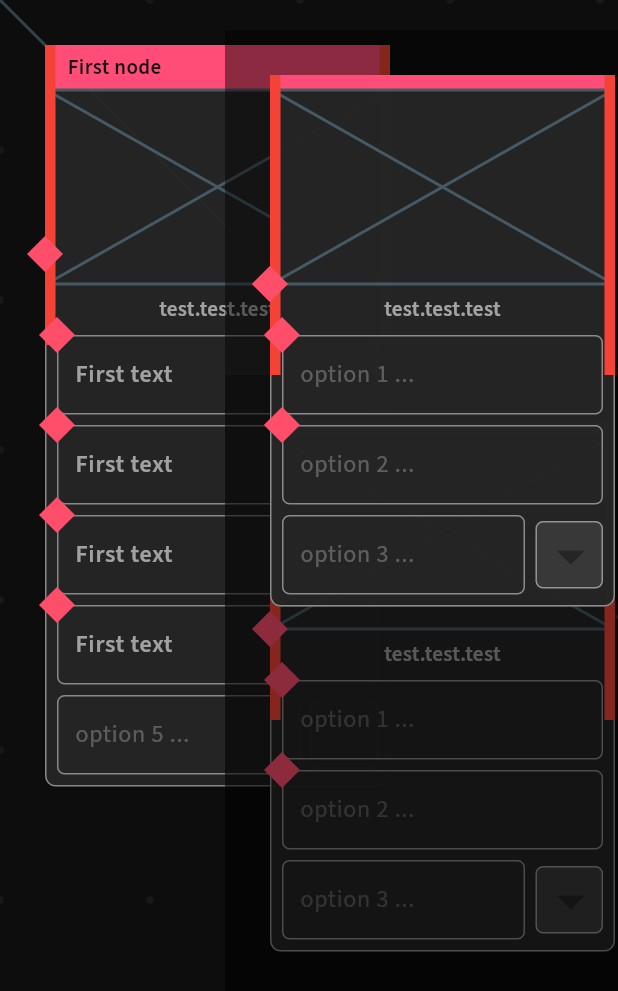
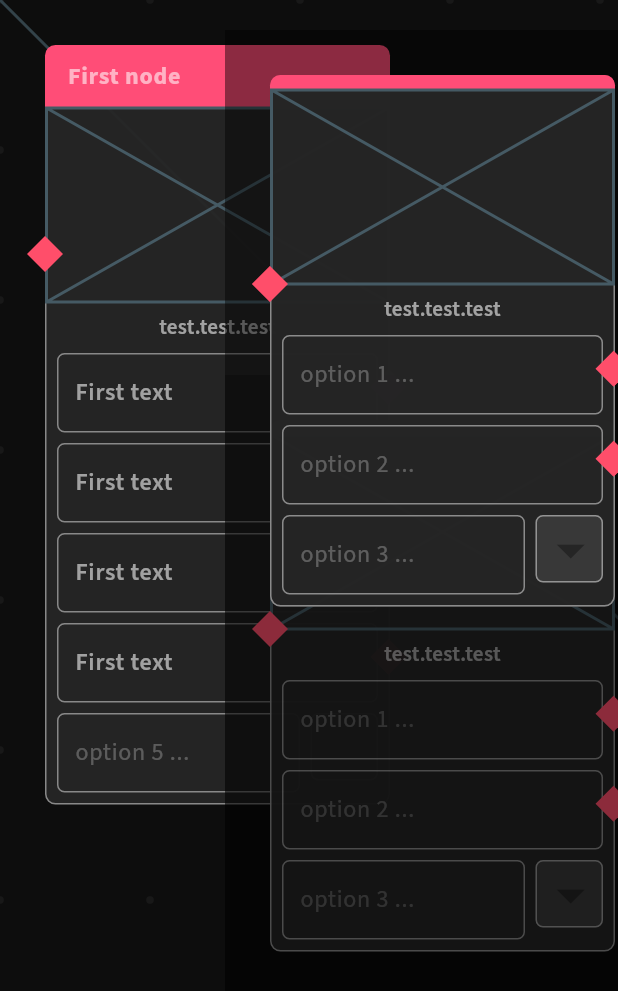
Before and after one commit to k-pasta/Nutria_FMV_Maker, a Flutter app: the screen it shows after launch, on a phone screen of 412 x 824 dp. Shown: the top 991 px of the screen. Run offline on Flutter 3.47's test engine with Material 3 defaults, Android fonts, the phone set to English and light mode, and no system bars; our stand-ins replace fc_native_video_thumbnail; missing offline and left inert: dart:ffi, file_selector, menu_bar, tmp_path; generated files the repository leaves out were written again.

Commit message:
Base node layout complete
need to debug jumping knots and simplify

```diff
--- a/nutria_fmv_maker/lib/custom_widgets/video_node.dart
+++ b/nutria_fmv_maker/lib/custom_widgets/video_node.dart
@@ -27,6 +27,8 @@ class _VideoNodeState extends State<VideoNode> {
   double _intendedWidth = UiStaticProperties.nodeDefaultWidth;
   GlobalKey _parentKey = GlobalKey(); // Key for the Positioned parent
   final List<GlobalKey> _childKeys = []; // Key for the Child
+  final TextEditingController _nameTextEditingController =
+      TextEditingController();
 
   @override
   void initState() {
@@ -111,15 +113,29 @@ class _VideoNodeState extends State<VideoNode> {
                                       theme.dPanelBorderRadius)),
                               color: theme.cSwatches[videoNodeData.swatch],
                             ),
-                            child: Container(
-                              alignment: Alignment.centerLeft,
-                              child: videoNodeData.nodeName != null
-                                  ? Text(
-                                      videoNodeData.nodeName!,
-                                      style:
-                                          TextStyle(color: theme.cBackground),
-                                    )
-                                  : Container(),
+                            child: IgnorePointer(
+                              child: Container(
+                                alignment: Alignment.centerLeft,
+                                child: videoNodeData.nodeName != null
+                                    ? TextField(
+                                        controller: _nameTextEditingController
+                                          ..text = videoNodeData.nodeName!,
+                                        style: TextStyle(
+                                          color: theme.cText,
+                                          fontVariations: [
+                                            FontVariation('wght', 700)
+                                          ],
+                                        ),
+                                        decoration: InputDecoration(
+                                          isDense: true,
+                                          border: InputBorder.none,
+                                        ),
+                                        onSubmitted: (newValue) {
+                                          // nodesProvider.updateNodeName(videoNodeData.id, newValue);
+                                        },
+                                      )
+                                    : Container(),
+                              ),
                             ),
                           ),
                           //Main node background
@@ -188,7 +204,9 @@ class _VideoNodeState extends State<VideoNode> {
                                           return Column(
                                             children: [
                                               Row(
-                                                key: _childKeys[index],
+                                                crossAxisAlignment:
+                                                    CrossAxisAlignment.start,
+                                                // key: _childKeys[index],
                                                 children: [
                                                   Expanded(
                                                     child: NutriaTextfield(
@@ -228,6 +246,20 @@ class _VideoNodeState extends State<VideoNode> {
                                                       },
                                                     ),
                                                   ],
+                                                  Column(
+                                                    children: [
+                                                      SizedBox(
+                                                        width: 0,
+                                                        height: theme
+                                                                .dButtonHeight /
+                                                            2,
+                                                      ),
+                                                      SizedBox(
+                                                        width: 0,
+                                                        key: _childKeys[index],
+                                                      ),
+                                                    ],
+                                                  )
                                                 ],
                                               ),
                                               if (!isLast)
@@ -289,9 +321,13 @@ class _VideoNodeState extends State<VideoNode> {
                                               },
                                               child: Container(
                                                 height: itemWidth <
-                                                        theme.dButtonHeight
+                                                        theme.dButtonHeight *
+                                                            2 /
+                                                            3
                                                     ? itemWidth
-                                                    : theme.dButtonHeight,
+                                                    : theme.dButtonHeight *
+                                                        2 /
+                                                        3,
                                                 width: itemWidth,
                                                 margin: EdgeInsets.zero,
                                                 decoration: BoxDecoration(
@@ -356,12 +392,16 @@ class _VideoNodeState extends State<VideoNode> {
 
                         nodesProvider.updateNodeWidth(
                             videoNodeData.id, _currentWidth);
+                        WidgetsBinding.instance.addPostFrameCallback((_) {
+                          setState(() {});
+                        });
                       },
                       onPanEnd: (details) {
                         _intendedWidth = _currentWidth;
                       },
                       child: Container(
-                        color: Colors.red,
+                        color: Colors
+                            .transparent, //needs this in order to detect gestures
                       ),
                     ),
                   ),
@@ -388,12 +428,17 @@ class _VideoNodeState extends State<VideoNode> {
                             videoNodeData.id, _currentWidth);
                         nodesProvider.updateNodePosition(
                             videoNodeData.id, _dragPosition);
+                        setState(() {});
+                        WidgetsBinding.instance.addPostFrameCallback((_) {
+                          setState(() {});
+                        });
                       },
                       onPanEnd: (details) {
                         _intendedWidth = _currentWidth;
                       },
                       child: Container(
-                        color: Colors.red,
+                        color: Colors
+                            .transparent, //needs this in order to detect gestures
                       ),
                     ),
                   ),
@@ -413,7 +458,8 @@ class _VideoNodeState extends State<VideoNode> {
                   if (!isLast) {
                     return Knot(
                       offset: _getContainerPositionRelativeToParent(
-                          _childKeys[index]),
+                              _childKeys[index]) +
+                          Offset(theme.dPanelBorderRadius, 0),
                     );
                   } else {
                     return Container();
--- a/nutria_fmv_maker/lib/providers/nodes_provider.dart
+++ b/nutria_fmv_maker/lib/providers/nodes_provider.dart
@@ -50,8 +50,6 @@ class NodesProvider extends ChangeNotifier {
 
   String? activeNodeId;
 
-
-
   // Get a node by its ID
   NodeData getNodeById(String id) {
     return _nodes.firstWhere(
@@ -86,18 +84,21 @@ void initializeOutputs(String id) {
 
     // Check if outputs are empty and initialize them
     if (nodeData.outputs.isEmpty) {
-    nodeData = nodeData.copyWith(outputs: [VideoOutput(), VideoOutput(), VideoOutput()]);
+      nodeData = nodeData
+          .copyWith(outputs: [VideoOutput(), VideoOutput(), VideoOutput()]);
       print('no error');
     }
 
     // Ensure outputs have at least 3 items
     while (nodeData.outputs.length < 3) {
-    nodeData = nodeData.copyWith(outputs: [...nodeData.outputs, VideoOutput()]);
+      nodeData =
+          nodeData.copyWith(outputs: [...nodeData.outputs, VideoOutput()]);
     }
 
     // Add a new output if the last output has non-empty text
     if (!(nodeData.outputs.last as VideoOutput).outputText.isEmpty) {
-    nodeData = nodeData.copyWith(outputs: [...nodeData.outputs, VideoOutput()]);
+      nodeData =
+          nodeData.copyWith(outputs: [...nodeData.outputs, VideoOutput()]);
     }
 
     // Replace the node in the list with the updated node
@@ -128,7 +129,6 @@ void initializeOutputs(String id) {
       }
     }
   }
-
 
   // notifyListeners();
   // print('initialized');
@@ -205,6 +205,8 @@ void initializeOutputs(String id) {
     if (nodeIndex != _nodes.length - 1) {
       _nodes.removeAt(nodeIndex);
       _nodes.add(node);
+    } else {
+      return;
     }
 
     notifyListeners();
```
Lines whose indentation alone changed are shown as unchanged.
